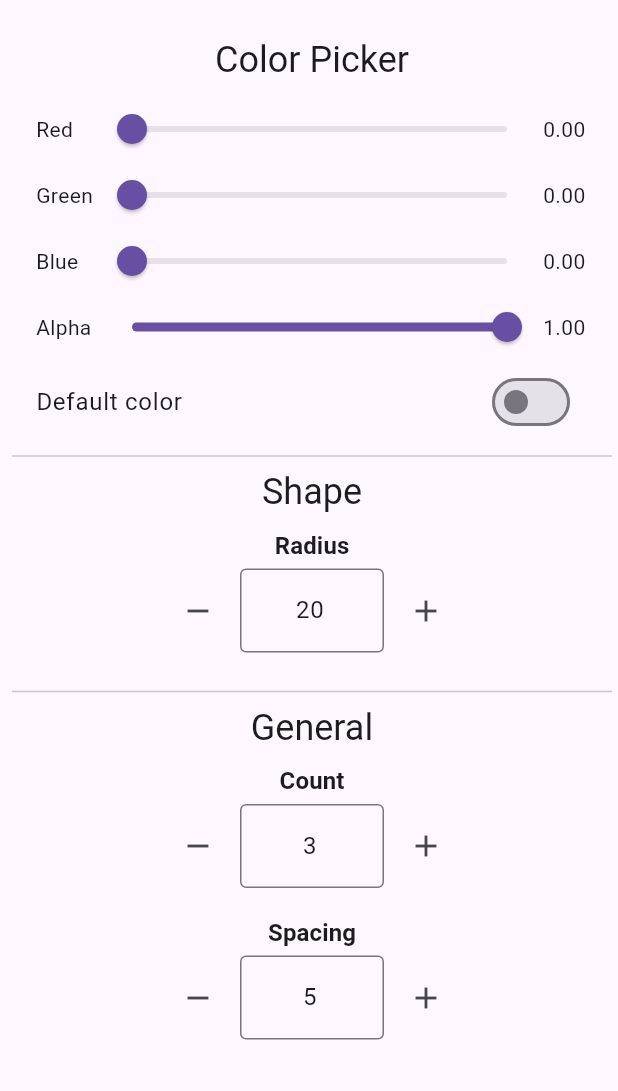
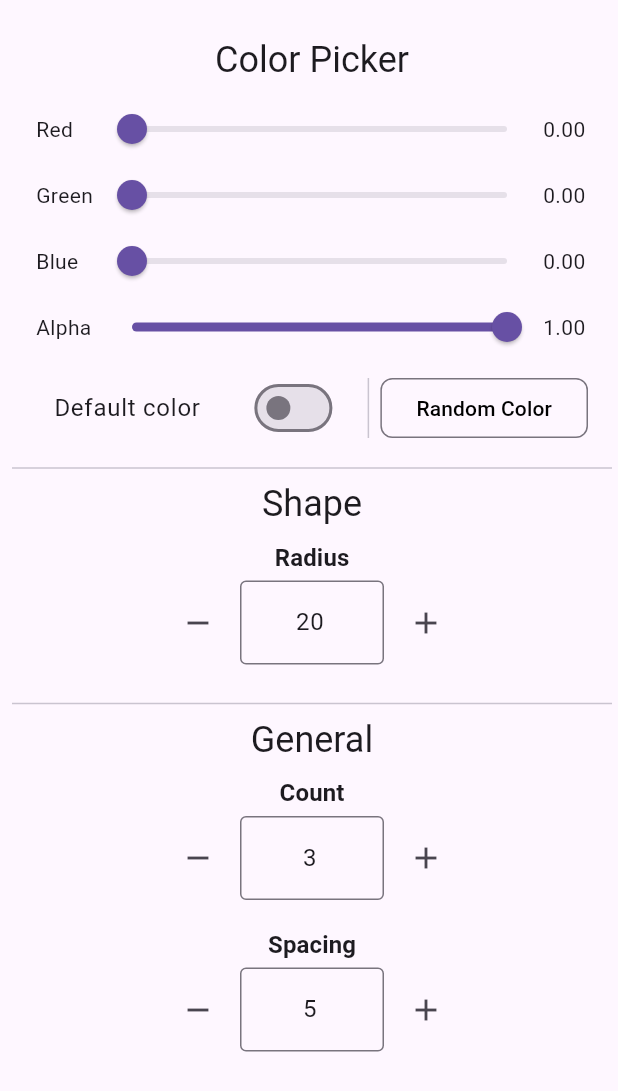
Before and after one commit to ViliusP/flutter_packages, a Flutter app: the screen it shows after launch, after a tap on "Default color", on a phone screen of 412 x 824 dp. Shown: the top 1091 px of the screen. Run offline on Flutter 3.47's test engine with Material 3 defaults, Android fonts, the phone set to English and light mode, and no system bars.

Commit message:
Add random color button to color picker

```diff
--- a/packages/animated_idle_shapes/example/lib/main.dart
+++ b/packages/animated_idle_shapes/example/lib/main.dart
@@ -1,3 +1,5 @@
+import 'dart:math';
+
 import 'package:animated_idle_shapes/animated_idle_shapes.dart';
 import 'package:flutter/material.dart';
 
@@ -131,6 +133,8 @@ class _ColorPicker extends StatelessWidget {
 
   @override
   Widget build(BuildContext context) {
+    final Random random = Random();
+
     bool isColorSliderEnabled = onChanged != null && value != null;
 
     onRedComponentChanged(double r) => onChanged!(
@@ -206,10 +210,54 @@ class _ColorPicker extends StatelessWidget {
           onComponentChanged: onAlphaComponentChanged,
         ),
 
-        SwitchListTile(
-          title: Text("Default color"),
-          value: value == null,
-          onChanged: onChanged != null ? defaultValueSwitchCallback : null,
+        Padding(
+          padding: const EdgeInsets.symmetric(horizontal: 16.0),
+          child: Row(
+            mainAxisSize: MainAxisSize.max,
+            children: [
+              Expanded(
+                child: SwitchListTile(
+                  contentPadding: EdgeInsets.symmetric(vertical: 4, horizontal: 12),
+                  shape: RoundedRectangleBorder(borderRadius: BorderRadius.all(Radius.circular(8))),
+                  title: Text("Default color"),
+                  value: value == null,
+                  onChanged: onChanged != null ? defaultValueSwitchCallback : null,
+                ),
+              ),
+              SizedBox(height: 40, child: VerticalDivider()),
+              OutlinedButton(
+                onPressed:
+                    onChanged != null
+                        ? () {
+                          Color randomColor = Color.from(
+                            alpha: random.nextDouble(),
+                            red: random.nextDouble(),
+                            green: random.nextDouble(),
+                            blue: random.nextDouble(),
+                          );
+                          double buttonColorLuminance =
+                              randomColor.withAlpha(255).computeLuminance();
+
+                          while (buttonColorLuminance > 0.7) {
+                            randomColor = Color.from(
+                              alpha: random.nextDouble(),
+                              red: random.nextDouble(),
+                              green: random.nextDouble(),
+                              blue: random.nextDouble(),
+                            );
+                            buttonColorLuminance = randomColor.withAlpha(255).computeLuminance();
+                          }
+                          onChanged!(randomColor);
+                        }
+                        : null,
+                style: OutlinedButton.styleFrom(
+                  shape: RoundedRectangleBorder(borderRadius: BorderRadius.all(Radius.circular(8))),
+                  foregroundColor: value?.withAlpha(255),
+                ),
+                child: Text("Random Color"),
+              ),
+            ],
+          ),
         ),
       ],
     );
```
